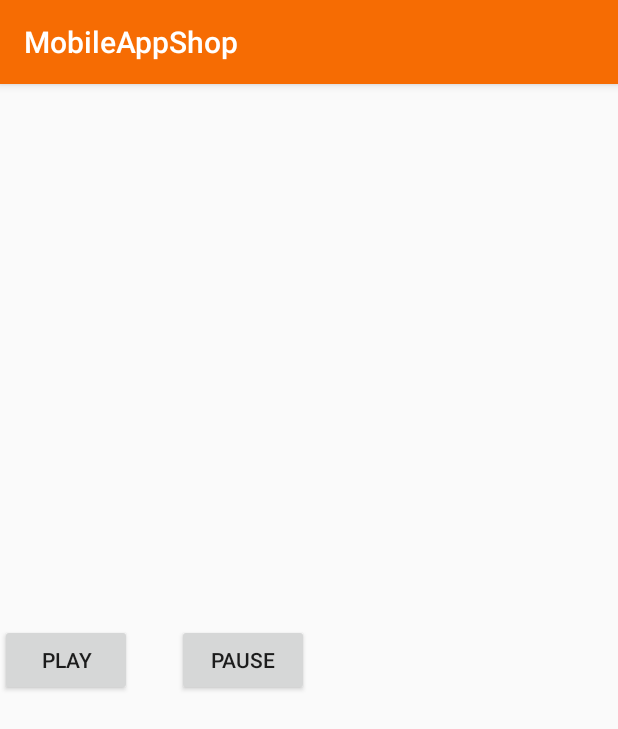
After one commit to panarik/App-Android-TestFeatures, an Android app: the PlayingAudioActivity screen opened directly, with no data from a screen before it, on a phone screen of 412 x 824 dp. The commit adds this screen. Shown: the top 729 px of the screen. Run offline under Robolectric (Android 15) with nearby library versions, the phone set to English and light mode, and no system bars.

Commit message:
2019.10.30 (21:22) audio control

```diff
--- a/app/src/main/AndroidManifest.xml
+++ b/app/src/main/AndroidManifest.xml
@@ -9,7 +9,8 @@
         android:roundIcon="@mipmap/ic_launcher_round"
         android:supportsRtl="true"
         android:theme="@style/AppTheme">
-        <activity android:name=".VideoViewActivity"></activity>
+        <activity android:name=".PlayingAudioActivity"></activity>
+        <activity android:name=".VideoViewActivity" />
         <activity android:name=".anotherThingsActivity" />
         <activity android:name=".FreeGameActivity" />
         <activity android:name=".FreeGame" />
--- /dev/null
+++ b/app/src/main/java/com/github/panarik/mobile/app/shop/PlayingAudioActivity.java
@@ -0,0 +1,27 @@
+package com.github.panarik.mobile.app.shop;
+
+import androidx.appcompat.app.AppCompatActivity;
+
+import android.media.MediaPlayer;
+import android.os.Bundle;
+import android.view.View;
+
+public class PlayingAudioActivity extends AppCompatActivity {
+
+    MediaPlayer mediaPlayer;
+
+    @Override
+    protected void onCreate(Bundle savedInstanceState) {
+        super.onCreate(savedInstanceState);
+        setContentView(R.layout.activity_playing_audio);
+        mediaPlayer = MediaPlayer.create(getApplicationContext(), R.raw.audio);
+    }
+
+    public void Play(View view) {
+        mediaPlayer.start();
+    }
+
+    public void Pause(View view) {
+        mediaPlayer.pause();
+    }
+}
--- a/app/src/main/res/layout/activity_free_game.xml
+++ b/app/src/main/res/layout/activity_free_game.xml
@@ -50,9 +50,9 @@
         android:id="@+id/anotherThings"
         android:layout_width="match_parent"
         android:layout_height="wrap_content"
-        android:layout_below="@id/chestClosed"
+        android:layout_below="@id/tryAgain"
         android:layout_marginStart="20sp"
-        android:layout_marginTop="30dp"
+        android:layout_marginTop="10dp"
         android:layout_marginEnd="20sp"
         android:onClick="anotherThings"
         android:text="Another Things"/>
--- /dev/null
+++ b/app/src/main/res/layout/activity_playing_audio.xml
@@ -0,0 +1,28 @@
+<?xml version="1.0" encoding="utf-8"?>
+<RelativeLayout xmlns:android="http://schemas.android.com/apk/res/android"
+    xmlns:app="http://schemas.android.com/apk/res-auto"
+    xmlns:tools="http://schemas.android.com/tools"
+    android:layout_width="match_parent"
+    android:layout_height="match_parent"
+    tools:context=".PlayingAudioActivity">
+
+    <Button
+        android:id="@+id/buttonPlay"
+        android:layout_width="wrap_content"
+        android:layout_height="wrap_content"
+        android:layout_centerVertical="true"
+        android:onClick="Play"
+        android:text="Play"
+         />
+
+    <Button
+        android:id="@+id/buttonPause"
+        android:layout_width="wrap_content"
+        android:layout_height="wrap_content"
+        android:layout_centerVertical="true"
+        android:layout_toRightOf="@id/buttonPlay"
+        android:layout_marginStart="30dp"
+        android:onClick="Pause"
+        android:text="Pause"
+         />
+</RelativeLayout>
```
Also changed, not shown: app/src/main/java/com/github/panarik/mobile/app/shop/VideoViewActivity.java (+12 -0 lines), app/src/main/res/layout/activity_video_view.xml (+12 -1 lines).
